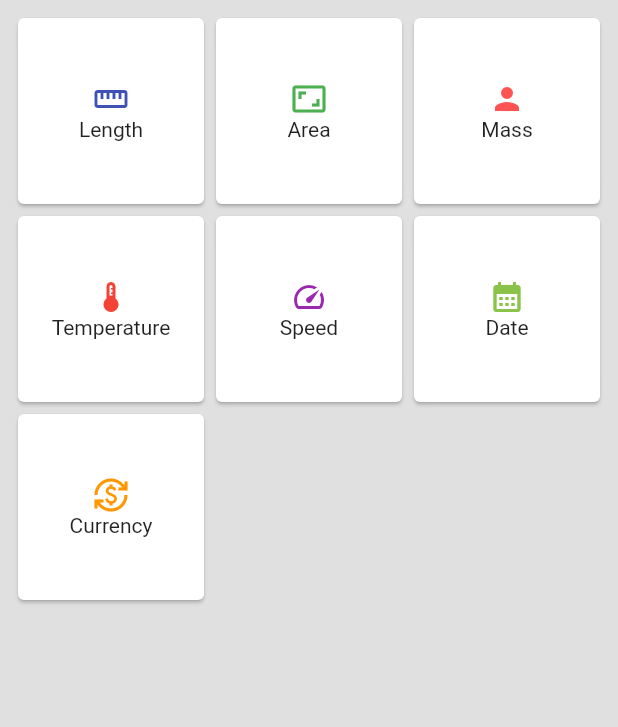
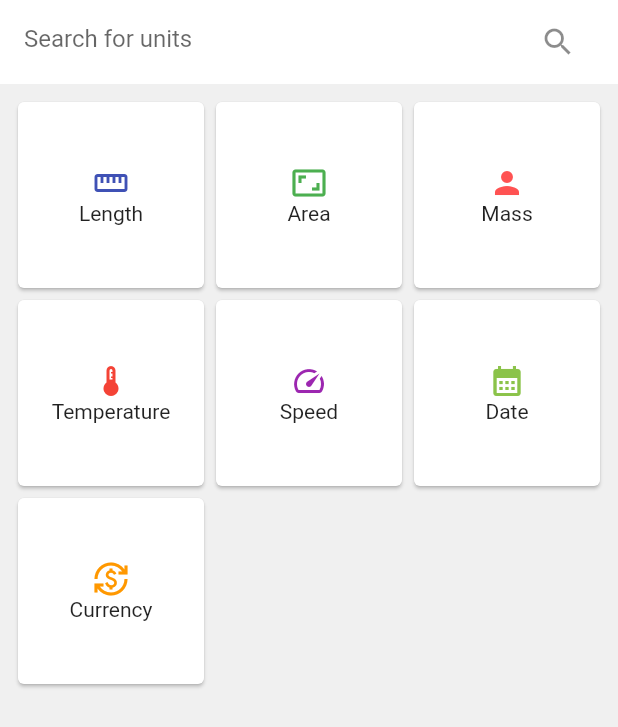
Before and after one commit to przbadu/flutter_example_apps, a Flutter app: the screen it shows after launch, on a phone screen of 412 x 824 dp. Shown: the top 727 px of the screen. Run offline on Flutter 3.47's test engine with Material 2 defaults, Android fonts, the phone set to English and light mode, and no system bars; our stand-ins replace flutter_riverpod, go_router, riverpod.

Commit message:
Add feature first repo pattern:
- Dashboard page
- Add list of items supported in dashboard
- Ability to search for items
- Add riverpod provider for dashboard repository

```diff
--- /dev/null
+++ b/unit_converter/lib/dashboards/dashboards.dart
@@ -0,0 +1,3 @@
+export 'data/data.dart';
+export 'domains/domains.dart';
+export 'presentation/presentation.dart';
--- /dev/null
+++ b/unit_converter/lib/dashboards/data/dashboard_repository.dart
@@ -0,0 +1,29 @@
+import 'package:flutter_riverpod/flutter_riverpod.dart';
+import 'package:unit_converter/dashboards/dashboards.dart';
+
+class DashboardRepository {
+  List<Unit> getUnits(String? keyword) {
+    if (keyword == null) {
+      return kUnits;
+    } else {
+      return kUnits.where((element) => element.label == keyword).toList();
+    }
+  }
+
+  Unit findUnit(String name) {
+    return kUnits.firstWhere((u) => u.label == name);
+  }
+}
+
+final dashboardRepositoryProvider = Provider<DashboardRepository>((ref) {
+  return DashboardRepository();
+});
+
+final getUnitsProvider =
+    StateProvider.family<List<Unit>, String?>((ref, keyword) {
+  return ref.watch(dashboardRepositoryProvider).getUnits(keyword);
+});
+
+final findUnitProvider = StateProvider.family<Unit, String>((ref, name) {
+  return ref.watch(dashboardRepositoryProvider).findUnit(name);
+});
--- /dev/null
+++ b/unit_converter/lib/dashboards/data/data.dart
@@ -0,0 +1 @@
+export 'units.dart';
--- a/unit_converter/lib/data/dashboard_data.dart
+++ b/unit_converter/lib/dashboards/data/units.dart
@@ -1,57 +1,44 @@
 import 'package:flutter/material.dart';
+import 'package:unit_converter/dashboards/dashboards.dart';
 
-class DashboardData {
-  final String label;
-  final IconData icon;
-  final Color color;
-  final int id;
-
-  DashboardData({
-    required this.label,
-    required this.icon,
-    required this.color,
-    required this.id,
-  });
-}
-
-final List<DashboardData> kDashboardData = [
-  DashboardData(
+final List<Unit> kUnits = [
+  Unit(
     label: 'Length',
     color: Colors.indigo,
     icon: Icons.straighten,
     id: 1,
   ),
-  DashboardData(
+  Unit(
     label: 'Area',
     color: Colors.green,
     icon: Icons.aspect_ratio,
     id: 2,
   ),
-  DashboardData(
+  Unit(
     label: 'Mass',
     color: Colors.redAccent,
     icon: Icons.person,
     id: 3,
   ),
-  DashboardData(
+  Unit(
     label: 'Temperature',
     color: Colors.red,
     icon: Icons.thermostat,
     id: 4,
   ),
-  DashboardData(
+  Unit(
     label: 'Speed',
     color: Colors.purple,
     icon: Icons.speed,
     id: 5,
   ),
-  DashboardData(
+  Unit(
     label: 'Date',
     color: Colors.lightGreen,
     icon: Icons.calendar_month,
     id: 6,
   ),
-  DashboardData(
+  Unit(
     label: 'Currency',
     color: Colors.orange,
     icon: Icons.currency_exchange,
--- /dev/null
+++ b/unit_converter/lib/dashboards/domains/domains.dart
@@ -0,0 +1 @@
+export 'unit.dart';
--- /dev/null
+++ b/unit_converter/lib/dashboards/domains/unit.dart
@@ -0,0 +1,15 @@
+import 'package:flutter/cupertino.dart';
+
+class Unit {
+  final String label;
+  final IconData icon;
+  final Color color;
+  final int id;
+
+  Unit({
+    required this.label,
+    required this.icon,
+    required this.color,
+    required this.id,
+  });
+}
--- /dev/null
+++ b/unit_converter/lib/dashboards/presentation/presentation.dart
@@ -0,0 +1 @@
+export 'views/dashboard_page.dart';
--- /dev/null
+++ b/unit_converter/lib/dashboards/presentation/views/dashboard_page.dart
@@ -0,0 +1,67 @@
+import 'package:flutter/material.dart';
+import 'package:flutter_riverpod/flutter_riverpod.dart';
+import 'package:unit_converter/dashboards/data/dashboard_repository.dart';
+
+class DashboardPage extends ConsumerStatefulWidget {
+  const DashboardPage({Key? key}) : super(key: key);
+
+  @override
+  ConsumerState<ConsumerStatefulWidget> createState() => _DashboardPageState();
+}
+
+class _DashboardPageState extends ConsumerState<DashboardPage> {
+  final searchController = TextEditingController();
+
+  @override
+  Widget build(BuildContext context) {
+    final isDarkMode = Theme.of(context).brightness == Brightness.dark;
+
+    /// TODO: find how to apply filter on the provider
+    final units = ref.watch(getUnitsProvider(null));
+
+    print('units $units');
+
+    return Scaffold(
+      appBar: AppBar(
+        backgroundColor: isDarkMode ? Colors.transparent : Colors.white,
+        elevation: 0,
+        title: TextField(
+          controller: searchController,
+          decoration: const InputDecoration(
+            border: InputBorder.none,
+            hintText: 'Search for units',
+            suffixIcon: Icon(Icons.search),
+          ),
+          onChanged: (value) =>
+              ref.read(dashboardRepositoryProvider).getUnits(value),
+        ),
+      ),
+      body: Padding(
+        padding: const EdgeInsets.all(8.0),
+        child: GridView.builder(
+          physics: const ScrollPhysics(),
+          shrinkWrap: true,
+          itemCount: units.length,
+          gridDelegate: const SliverGridDelegateWithFixedCrossAxisCount(
+            crossAxisCount: 3,
+          ),
+          itemBuilder: (context, index) {
+            final dashboardItem = units[index];
+
+            return Card(
+              child: Center(
+                child: Column(
+                  mainAxisAlignment: MainAxisAlignment.center,
+                  children: [
+                    Icon(dashboardItem.icon, color: dashboardItem.color),
+                    Text(dashboardItem.label),
+                  ],
+                ),
+              ),
+            );
+          },
+        ),
+      ),
+    );
+  }
+}
--- a/unit_converter/lib/data/data.dart
+++ /dev/null
@@ -1 +0,0 @@
-export 'dashboard_data.dart';
--- a/unit_converter/lib/main.dart
+++ b/unit_converter/lib/main.dart
@@ -1,8 +1,9 @@
 import 'package:flutter/material.dart';
-import 'package:unit_converter/presentation/presentation.dart';
+import 'package:flutter_riverpod/flutter_riverpod.dart';
+import 'package:unit_converter/dashboards/presentation/presentation.dart';
 
 void main() {
-  runApp(const MyApp());
+  runApp(const ProviderScope(child: MyApp()));
 }
 
 class MyApp extends StatelessWidget {
@@ -15,11 +16,11 @@ class MyApp extends StatelessWidget {
       debugShowCheckedModeBanner: false,
       theme: ThemeData(
         brightness: Brightness.light,
-        scaffoldBackgroundColor: const Color(0xffe0e0e0),
+        scaffoldBackgroundColor: const Color(0xfff0f0f0),
       ),
       darkTheme: ThemeData(brightness: Brightness.dark),
       themeMode: ThemeMode.light,
-      home: const HomePage(),
+      home: const DashboardPage(),
     );
   }
 }
--- a/unit_converter/lib/presentation/presentation.dart
+++ /dev/null
@@ -1 +0,0 @@
-export 'screens/screens.dart';
--- a/unit_converter/lib/presentation/screens/home_page.dart
+++ /dev/null
@@ -1,41 +0,0 @@
-import 'package:flutter/material.dart';
-import 'package:flutter_riverpod/flutter_riverpod.dart';
-import 'package:unit_converter/data/data.dart';
-
-class HomePage extends ConsumerWidget {
-  const HomePage({Key? key}) : super(key: key);
-
-  @override
-  Widget build(BuildContext context, WidgetRef ref) {
-    return Scaffold(
-      // appBar: AppBar(
-      //   backgroundColor: Colors.transparent,
-      //   elevation: 0,
-      // ),
-      body: Padding(
-        padding: const EdgeInsets.all(8.0),
-        child: GridView.builder(
-          itemCount: kDashboardData.length,
-          gridDelegate: const SliverGridDelegateWithFixedCrossAxisCount(
-            crossAxisCount: 3,
-          ),
-          itemBuilder: (context, index) {
-            final dashboardItem = kDashboardData[index];
-
-            return Card(
-              child: Center(
-                child: Column(
-                  mainAxisAlignment: MainAxisAlignment.center,
-                  children: [
-                    Icon(dashboardItem.icon, color: dashboardItem.color),
-                    Text(dashboardItem.label),
-                  ],
-                ),
-              ),
-            );
-          },
-        ),
-      ),
-    );
-  }
-}
--- a/unit_converter/lib/presentation/screens/screens.dart
+++ /dev/null
@@ -1 +0,0 @@
-export 'home_page.dart';
```
